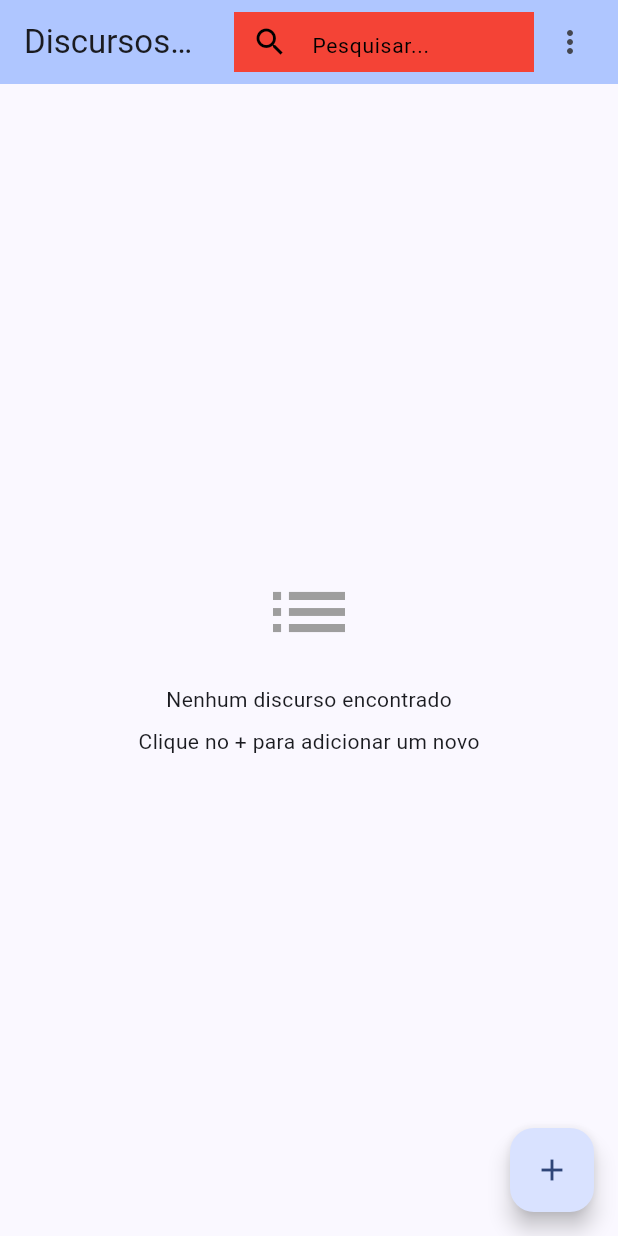
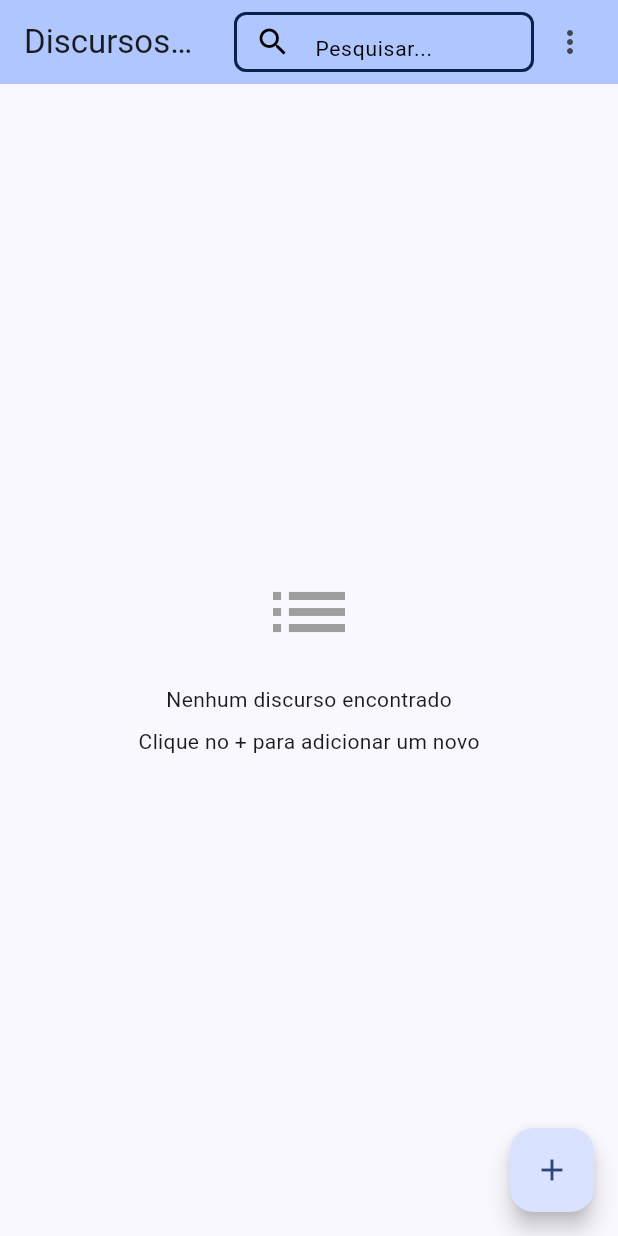
Before and after one commit to Bartcelo/esbocoreuniao, a Flutter app: the screen it shows after launch, on a phone screen of 412 x 824 dp. Run offline on Flutter 3.47's test engine with Material 3 defaults, Android fonts, the phone set to English and light mode, and no system bars; our stand-ins replace sqflite; missing offline and left inert: flutter_quill; accounts and stored records are empty.

Commit message:
corrigindo borda do campo pesquisa

```diff
--- a/lib/homepage.dart
+++ b/lib/homepage.dart
@@ -81,7 +81,14 @@ class _HomePageState extends State<HomePage> {
             child: Row(
               children: [
                 Container(
-                  color: Colors.red,
+                  decoration: BoxDecoration(
+                    border: Border.all(
+                      width: 2,
+                      color: Color(0xFF0a224b),
+                      style: BorderStyle.solid,
+                    ),
+                    borderRadius: BorderRadius.circular(8),
+                  ),
                   width: 200,
                   padding: EdgeInsets.only(right: 16),
                   child: TextField(
```
